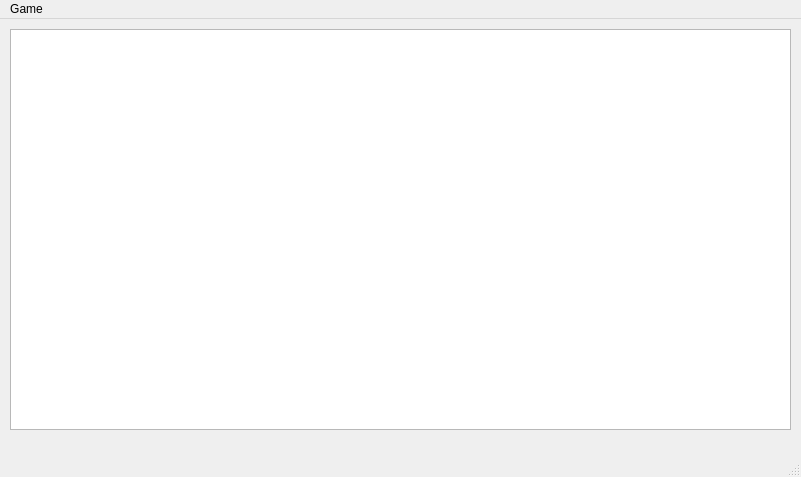
Before: the Qt Designer form project/gamewindow.ui in Nipel-Crumple/AirHockey, drawn with Qt 5.
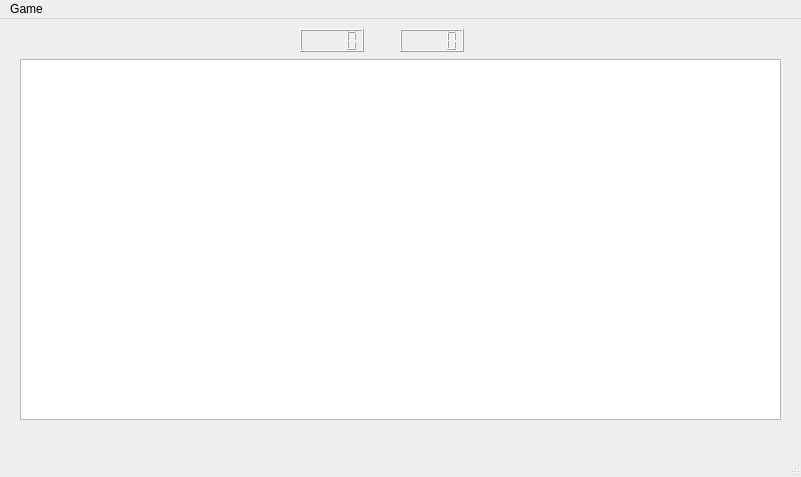
After: the same form once the commit is applied.

```diff
--- a/project/gamewindow.ui
+++ b/project/gamewindow.ui
@@ -17,16 +17,36 @@
    <widget class="QGraphicsView" name="graphicsView">
     <property name="geometry">
      <rect>
-      <x>10</x>
-      <y>10</y>
-      <width>781</width>
-      <height>401</height>
+      <x>20</x>
+      <y>40</y>
+      <width>761</width>
+      <height>361</height>
      </rect>
     </property>
     <property name="styleSheet">
      <string notr="true"/>
     </property>
    </widget>
+   <widget class="QLCDNumber" name="lcdNumber">
+    <property name="geometry">
+     <rect>
+      <x>300</x>
+      <y>10</y>
+      <width>64</width>
+      <height>23</height>
+     </rect>
+    </property>
+   </widget>
+   <widget class="QLCDNumber" name="lcdNumber_2">
+    <property name="geometry">
+     <rect>
+      <x>400</x>
+      <y>10</y>
+      <width>64</width>
+      <height>23</height>
+     </rect>
+    </property>
+   </widget>
   </widget>
   <widget class="QStatusBar" name="statusBar"/>
   <widget class="QMenuBar" name="menuBar">
```
Left out of the diff: 2 changed lines with no effect on the pictures.
